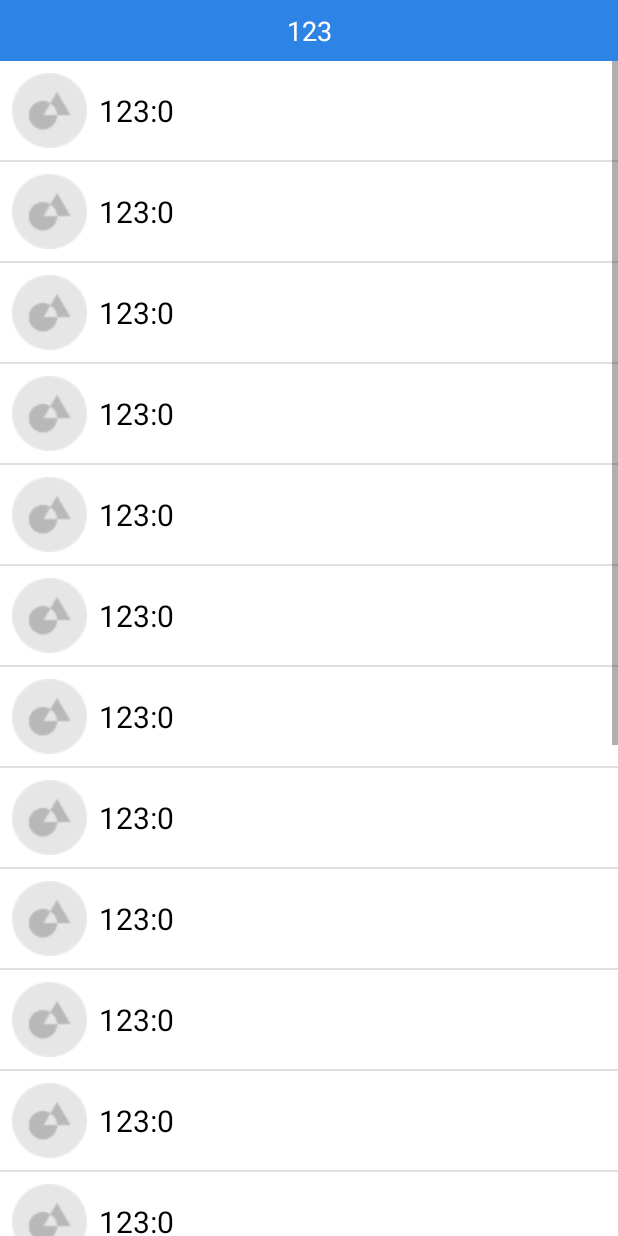
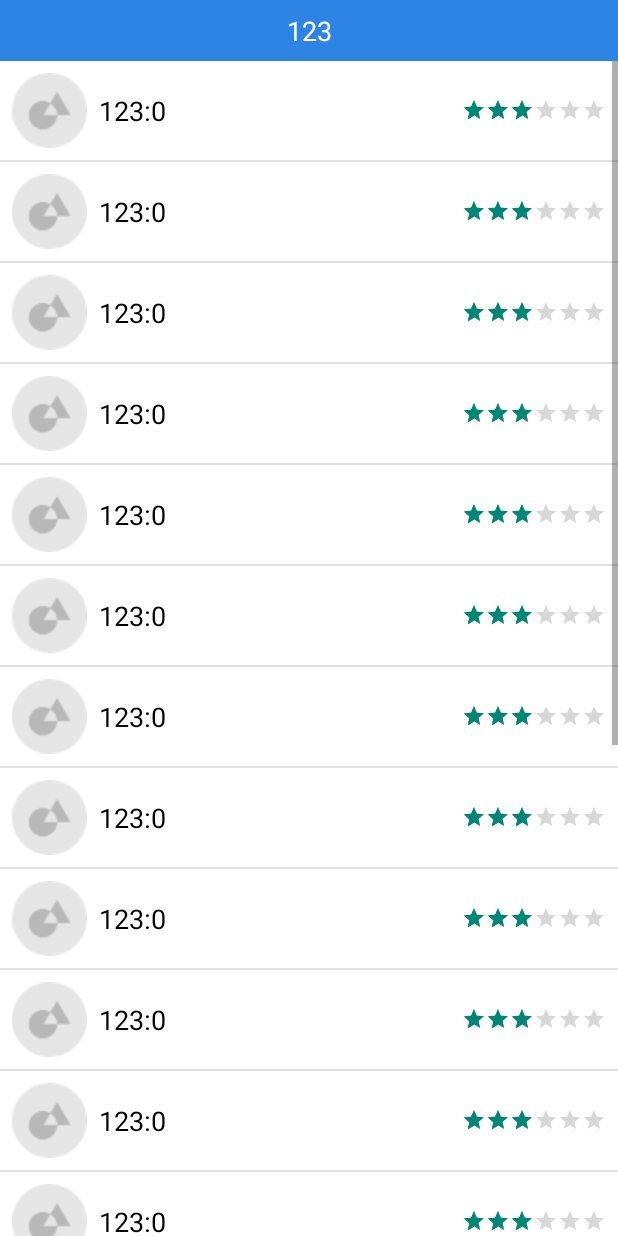
Before and after one commit to ayuanindex/MeiXin, an Android app: the screen it shows after launch (ClassNameListActivity), after a tap on "123", on a phone screen of 412 x 824 dp. Run offline under Robolectric (Android 15) with nearby library versions, the phone set to English and light mode, and no system bars.

Commit message:
星星评分条修改

```diff
--- a/app/src/main/java/com/ayuan/meixin/ClassNameListActivity.java
+++ b/app/src/main/java/com/ayuan/meixin/ClassNameListActivity.java
@@ -11,16 +11,10 @@ import android.widget.ImageView;
 import android.widget.ListView;
 import android.widget.TextView;
 
-import com.ayuan.vo.DishesBean;
-
-import java.util.ArrayList;
-import java.util.List;
-
 public class ClassNameListActivity extends AppCompatActivity {
 
 	private TextView tv_class_name;
 	private ListView lv_menu_item;
-	private List<DishesBean> dishesBeanList = new ArrayList<DishesBean>();
 	private String classname;
 	private int typeid;
 
--- a/app/src/main/res/layout/activity_class.xml
+++ b/app/src/main/res/layout/activity_class.xml
@@ -15,5 +15,4 @@
 		android:layout_width="match_parent"
 		android:layout_height="wrap_content"></ListView>
 
-
 </LinearLayout>
--- a/app/src/main/res/layout/menu_item.xml
+++ b/app/src/main/res/layout/menu_item.xml
@@ -21,20 +21,18 @@
 		android:layout_toRightOf="@id/iv_logo"
 		android:text="菜品名称"
 		android:textColor="#000000"
-		android:textSize="20sp" />
+		android:textSize="18sp" />
 
-	<!--<RatingBar
-		android:layout_width="193dp"
-		android:layout_height="46dp"
+	<RatingBar
+		style="?android:attr/ratingBarStyleSmall"
+		android:layout_width="wrap_content"
+		android:layout_height="wrap_content"
 		android:layout_alignParentRight="true"
 		android:layout_centerInParent="true"
-		android:layout_centerHorizontal="true"
 		android:layout_centerVertical="true"
-		android:layout_marginLeft="70dp"
-		android:layout_toRightOf="@id/tv_name"
 		android:focusable="false"
 		android:isIndicator="true"
-		android:numStars="4"
-		android:rating="3.5" />-->
+		android:numStars="6"
+		android:rating="3" />
 
 </RelativeLayout>
```
Also changed, not shown: app/src/main/java/com/ayuan/vo/DishesBean.java (deleted, +0 -71 lines).
